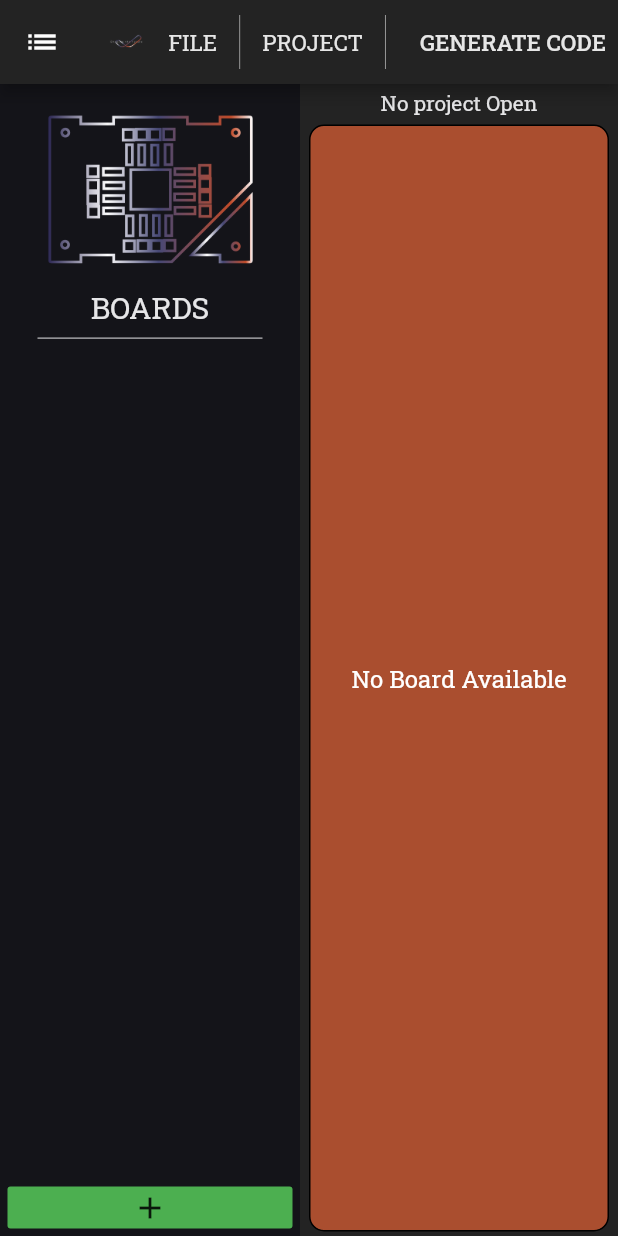
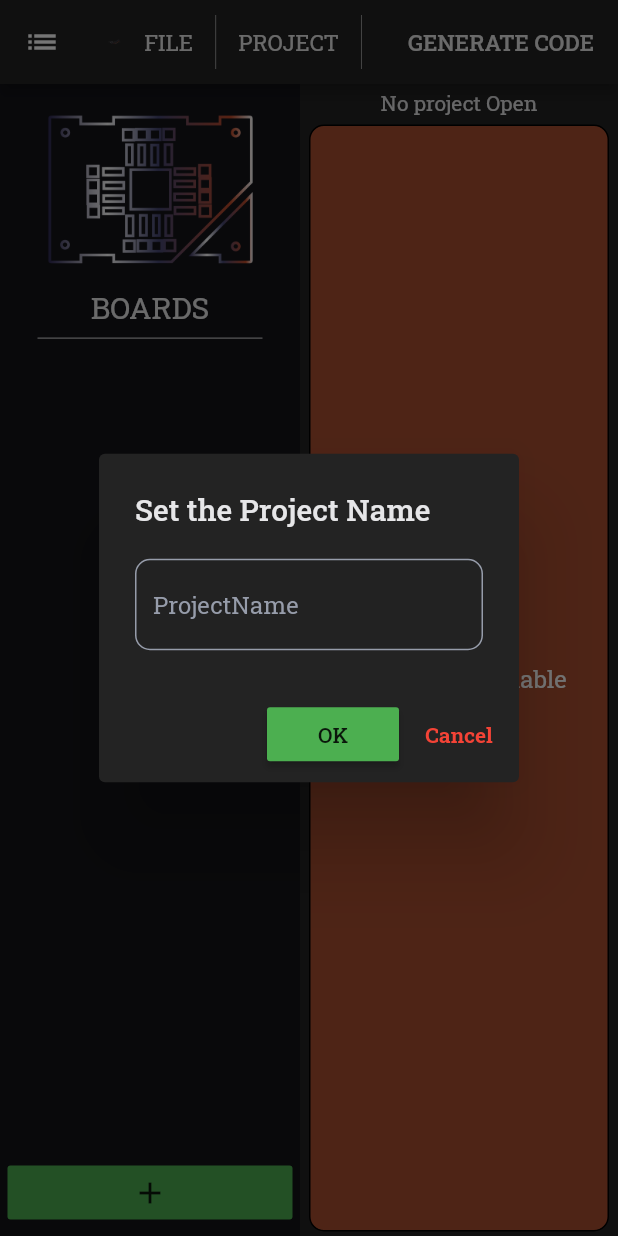
Before and after one commit to FredyTP/FlutterApps, a Flutter app: the screen it shows after launch, after a tap on "GENERATE CODE", on a phone screen of 412 x 824 dp. Run offline on Flutter 3.47's test engine with Material 2 defaults, Android fonts, the phone set to English and light mode, and no system bars; our stand-ins replace auto_size_text, charts_flutter, cloud_firestore, file_picker, firebase_auth, firebase_core and 13 more; missing offline and left inert: barcode_scan, dart:html, downloads_path_provider, flutter_downloader, mime_type; accounts and stored records are empty; statements that could not run were skipped.

Commit message:
minor changes

```diff
--- a/hyperloop_datastruct_generation/lib/Model/project_model.dart
+++ b/hyperloop_datastruct_generation/lib/Model/project_model.dart
@@ -5,7 +5,7 @@ import 'package:hyperloop_datastruct_generation/Model/Boards.dart';
 import 'package:hyperloop_datastruct_generation/Model/variable.dart';
 
 class ProjectModel {
-  File file;
+  String file;
   Boards boards;
   String moduleName;
   String globalClassName;
--- a/hyperloop_datastruct_generation/lib/board_selector.dart
+++ b/hyperloop_datastruct_generation/lib/board_selector.dart
@@ -250,9 +250,31 @@ class BoardSelectorState extends State<BoardSelector> {
             widget.fileManager.exportDataStructure(e);
           } else if (value == "code") {
             if (widget.fileManager.isOpen) {
-              saveGeneratedCode(widget.fileManager.project.file.parent.path, e);
+              saveGeneratedCode(widget.fileManager.project.file, e);
             } else {
-              widget.fileManager.saveProject().then((value) => value == 0 ? saveGeneratedCode(widget.fileManager.project.file.parent.path, e) : 0);
+              widget.fileManager.saveProject(context).then((value) => value == 0 ? saveGeneratedCode(widget.fileManager.project.file, e) : 0);
+            }
+          } else if (value == "delete") {
+            deleteBoardCallback(context, e);
+          }
+        });
+      },
+      onHorizontalDragUpdate: (DragUpdateDetails details) {
+        _showPopupMenu(context, details.globalPosition, e).then((value) {
+          if (value == "name") {
+            setState(() {
+              editTextBoard = e;
+              initialName = e.name;
+            });
+          } else if (value == "import") {
+            widget.fileManager.importDataStructure(e).then((value) => setState(() {}));
+          } else if (value == "export") {
+            widget.fileManager.exportDataStructure(e);
+          } else if (value == "code") {
+            if (widget.fileManager.isOpen) {
+              saveGeneratedCode(widget.fileManager.project.file, e);
+            } else {
+              widget.fileManager.saveProject(context).then((value) => value == 0 ? saveGeneratedCode(widget.fileManager.project.file, e) : 0);
             }
           } else if (value == "delete") {
             deleteBoardCallback(context, e);
--- a/hyperloop_datastruct_generation/lib/file_manager.dart
+++ b/hyperloop_datastruct_generation/lib/file_manager.dart
@@ -1,9 +1,12 @@
 import 'dart:io';
-
-import 'package:filepicker_windows/filepicker_windows.dart';
+import 'dart:convert';
+import 'dart:html' as html;
+import 'package:file_picker/file_picker.dart';
+import 'package:flutter/material.dart';
 import 'package:hyperloop_datastruct_generation/Model/BoardModel.dart';
 import 'package:hyperloop_datastruct_generation/Model/Boards.dart';
 import 'package:hyperloop_datastruct_generation/Model/project_model.dart';
+import 'package:hyperloop_datastruct_generation/color_data.dart';
 
 class FileManager {
   final void Function() onLoadData;
@@ -14,7 +17,7 @@ class FileManager {
 
 //Opens existing project and loads the data
   Future<int> openProject() async {
-    final result = _getOpenProjectFile();
+    final result = await _getOpenProjectFile();
     if (result == null) {
       return -1; //No file selected
     }
@@ -30,30 +33,26 @@ class FileManager {
     return await file.writeAsString(project.toJson());
   }
 
-  Future<int> _readProjectData(File file) async {
+  Future<int> _readProjectData(PlatformFile file) async {
     ProjectModel temp = ProjectModel.empty();
-    temp.loadFromJson(await file.readAsString());
+    temp.loadFromJson(String.fromCharCodes(file.bytes));
     if (temp.boards.boardlist == null) {
       return -1; //Bad File Format
     }
     project.loadFromJson(temp.toJson());
-    project.file = file;
+    project.file = file.name;
     return 0;
   }
 
-  File _getOpenProjectFile() {
-    var openFile = OpenFilePicker();
-    openFile.filterSpecification = {"HLProject": "*.hlpj"};
-    openFile.defaultExtension = "hlpj";
-    return openFile.getFile();
+  Future<PlatformFile> _getOpenProjectFile() async {
+    FilePickerResult result = await FilePicker.platform.pickFiles(type: FileType.custom, allowMultiple: false, allowedExtensions: ["hlpj"]);
+    return result.files[0];
   }
 
-  File _getSaveProjectFile() {
-    var saveFile = SaveFilePicker();
-    saveFile.filterSpecification = {"HLProject": "*.hlpj"};
-    saveFile.defaultExtension = "hlpj";
-    return saveFile.getFile();
-  }
+  //Future<File> _getSaveProjectFile() async {
+  //String result = await FilePicker.platform.getDirectoryPath();
+  //return File(result + "/defaul_name.hlpj");
+  // }
 
   void newProject() {
     project.boards = Boards(boardlist: [BoardModel(name: "MASTER")]);
@@ -62,26 +61,113 @@ class FileManager {
     project.globalClassName = "PodDataStructure";
   }
 
+  Future saveFileHTML(String filename, String data) async {
+    final text = data;
+
+// prepare
+    final bytes = utf8.encode(text);
+    final blob = html.Blob([bytes]);
+    final url = html.Url.createObjectUrlFromBlob(blob);
+    final anchor = html.document.createElement('a') as html.AnchorElement
+      ..href = url
+      ..style.display = 'none'
+      ..download = filename;
+    html.document.body.children.add(anchor);
+
+// download
+    anchor.click();
+
+// cleanup
+    html.document.body.children.remove(anchor);
+    html.Url.revokeObjectUrl(url);
+  }
+
 //Saves actual project into its file, if new project save file as
-  Future<int> saveProject() async {
+  Future<int> saveProject(BuildContext context) async {
     if (this.isOpen) {
-      await _saveProjectData(project.file);
+      await saveFileHTML(project.file, project.toJson());
       onLoadData?.call();
       return 0;
     } else {
-      return await saveProjectAs();
+      return await saveProjectAs(context);
     }
   }
 
 //Saves project as new project in new file
-  Future<int> saveProjectAs() async {
-    final file = _getSaveProjectFile();
-    if (file != null) {
-      project.file = await _saveProjectData(file);
-      onLoadData?.call();
-      return 0;
+  Future<int> saveProjectAs(BuildContext context) async {
+    final projectname = await nameDialog(context);
+    if (projectname == null) {
+      return -1;
     }
-    return -1;
+    project.file = projectname + ".hlpj";
+    saveProject(context);
+    //final file = _getSaveProjectFile();
+    //if (file != null) {
+    //project.file = await _saveProjectData(await file);
+    onLoadData?.call();
+    return 0;
+    //}
+  }
+
+  Future<String> nameDialog(BuildContext context) async {
+    String projectname;
+    final what = await showDialog<bool>(
+      context: context,
+      builder: (context) {
+        return StatefulBuilder(
+          builder: (context, setState) {
+            return AlertDialog(
+              backgroundColor: ColorData.bgColor,
+              title: Text(
+                "Set the Project Name",
+                style: TextStyle(color: ColorData.nameFontColor),
+              ),
+              content: TextFormField(
+                style: TextStyle(color: ColorData.nameFontColor),
+                decoration: InputDecoration(
+                    filled: true,
+                    //fillColor: color,
+                    enabledBorder: OutlineInputBorder(
+                      borderSide: BorderSide(color: Color.fromRGBO(150, 156, 170, 1), width: 1),
+                      borderRadius: BorderRadius.all(
+                        Radius.circular(10.0),
+                      ),
+                    ),
+                    focusedBorder: OutlineInputBorder(
+                      borderSide: BorderSide(color: ColorData.nameFontColor, width: 1),
+                      borderRadius: BorderRadius.all(
+                        Radius.circular(10.0),
+                      ),
+                    ),
+                    hintText: "ProjectName",
+                    hintStyle: TextStyle(color: Color.fromRGBO(150, 156, 170, 1)),
+                    labelStyle: TextStyle(color: ColorData.nameFontColor)),
+                cursorColor: ColorData.nameFontColor,
+                onChanged: (value) => setState(() => projectname = value),
+              ),
+              actions: <Widget>[
+                RaisedButton(
+                  onPressed: () => Navigator.of(context).pop(true),
+                  child: Text("OK"),
+                  color: Colors.green,
+                ),
+                TextButton(
+                  onPressed: () => Navigator.of(context).pop(false),
+                  child: Text(
+                    "Cancel",
+                    style: TextStyle(color: Colors.red, fontWeight: FontWeight.bold),
+                  ),
+                ),
+              ],
+            );
+          },
+        );
+      },
+    );
+    if (what == true) {
+      return projectname;
+    }
+    return null;
   }
 
   void loadProjectData() {}
@@ -99,7 +185,7 @@ class FileManager {
   }*/
 
   Future<void> saveFile(Boards boards) async {
-    var saveFile = SaveFilePicker();
+    var saveFile = null; //SaveFilePicker();
     saveFile.filterSpecification = {"HLBoards": "*.hlb"};
     saveFile.defaultExtension = "hl";
     var result = saveFile.getFile();
@@ -107,19 +193,13 @@ class FileManager {
   }
 
   Future<void> exportDataStructure(BoardModel selectedBoard) async {
-    var saveFile = SaveFilePicker();
-    saveFile.filterSpecification = {"HLDataStructure": "*.hlds"};
-    saveFile.defaultExtension = "hlds";
-    var result = saveFile.getFile();
-    if (result != null) await result.writeAsString(selectedBoard.data.toJson());
+    String saveFile = selectedBoard.name + ".hlds"; //SaveFilePicker();
+    saveFileHTML(saveFile, selectedBoard.data.toJson());
   }
 
   Future<void> importDataStructure(BoardModel selectedBoard) async {
-    var openFile = OpenFilePicker();
-    openFile.filterSpecification = {"HLDataStructure": "*.hlds"};
-    openFile.defaultExtension = "hlds";
-    var result = openFile.getFile();
-    if (result != null) selectedBoard.data.loadJson(await result.readAsString());
+    final result = await FilePicker.platform.pickFiles(allowMultiple: false, allowedExtensions: ["hlds"], type: FileType.custom);
+    if (result != null) selectedBoard.data.loadJson(String.fromCharCodes(result.files[0].bytes));
     onLoadData?.call();
   }
 }
--- a/hyperloop_datastruct_generation/lib/home_page.dart
+++ b/hyperloop_datastruct_generation/lib/home_page.dart
@@ -116,7 +116,7 @@ class _HomePageState extends State<HomePage> {
                       color: ColorData.bgColor,
                       child: Center(
                         child: Text(
-                          fileManager.isOpen ? "Current Project: ${project.file.path}" : "No project Open",
+                          fileManager.isOpen ? "Current Project: ${project.file}" : "No project Open",
                           style: TextStyle(color: ColorData.nameFontColor),
                         ),
                       ),
@@ -190,7 +190,7 @@ class _HomePageState extends State<HomePage> {
               if (value == null) {
                 return;
               } else if (value == true) {
-                saveProject().then((value) => fileManager.isOpen ? newProject() : 0);
+                saveProject(context).then((value) => fileManager.isOpen ? newProject() : 0);
               } else {
                 newProject();
               }
@@ -198,9 +198,9 @@ class _HomePageState extends State<HomePage> {
           } else if (value == "Open Project") {
             openProject();
           } else if (value == "Save Project") {
-            saveProject();
+            saveProject(context);
           } else if (value == "Save Project As") {
-            saveProjectAs();
+            saveProjectAs(context);
           }
         },
         child: Center(child: Text("FILE", style: textStyle)),
@@ -281,7 +281,7 @@ class _HomePageState extends State<HomePage> {
         },
       ),
       divider,
-      FlatButton(onPressed: saveCode, child: Text("GENERATE CODE", style: textStyle)),
+      FlatButton(onPressed: () => saveCode(context), child: Text("GENERATE CODE", style: textStyle)),
     ];
   }
 
@@ -456,36 +456,36 @@ class _HomePageState extends State<HomePage> {
     );
   }
 
-  Future saveCode() async {
+  Future saveCode(BuildContext context) async {
     if (fileManager.isOpen) {
-      return await saveGeneratedCode(project.file.parent.path);
+      return await saveGeneratedCode(project.file);
     } else {
-      return await saveProject().then((value) => value == 0 ? saveGeneratedCode(project.file.parent.path) : 0);
+      return await saveProject(context).then((value) => value == 0 ? saveGeneratedCode(project.file) : 0);
     }
   }
 
   Future saveGeneratedCode(String folder) async {
     for (final board in project.boards.boardlist) {
-      File file = File("$folder\\parse${board.name}.service.ts");
+      String file = "parse${board.name}.service.ts";
       final codeGen = TSCodeGenerator(moduleName: project.moduleName, globalClassName: project.globalClassName);
-      await file.writeAsString(codeGen.generateCode(board));
-      File filec = File("$folder\\${board.name}_${board.data.headnode.name}_generated.h");
-      await filec.writeAsString(generateCCode(board.data.headnode));
+      await fileManager.saveFileHTML(file, codeGen.generateCode(board));
+      String filec = "${board.name}_${board.data.headnode.name}_generated.h";
+      await fileManager.saveFileHTML(filec, generateCCode(board.data.headnode));
     }
 
-    File filetsd = File("$folder\\${project.moduleName}.d.ts");
+    String filetsd = "${project.moduleName}.d.ts";
     final codeGen = TSCodeGenerator(moduleName: project.moduleName, globalClassName: project.globalClassName);
-    await filetsd.writeAsString(codeGen.generateTSCodeStruct(project.boards));
+    await fileManager.saveFileHTML(filetsd, codeGen.generateTSCodeStruct(project.boards));
   }
 
-  Future<int> saveProject() async {
-    final result = await fileManager.saveProject();
+  Future<int> saveProject(BuildContext context) async {
+    final result = await fileManager.saveProject(context);
     setState(() {});
     return result;
   }
 
-  void saveProjectAs() async {
-    await fileManager.saveProjectAs();
+  void saveProjectAs(BuildContext context) async {
+    await fileManager.saveProjectAs(context);
     setState(() {});
   }
 
--- a/hyperloop_datastruct_generation/lib/main.dart
+++ b/hyperloop_datastruct_generation/lib/main.dart
@@ -11,12 +11,12 @@ import 'package:flutter/services.dart';
 import 'package:google_fonts/google_fonts.dart';
 import 'package:hyperloop_datastruct_generation/home_page.dart';
 
-import 'package:win32/win32.dart';
+//import 'package:win32/win32.dart';
 
 void main() {
-  int window = GetForegroundWindow();
-  SetWindowText(window, TEXT("HYPERLOOP-UPV DATA STRUCT GENERATOR - by Alfredo Torres"));
-
+  //int window = GetForegroundWindow();
+  //SetWindowText(window, TEXT("HYPERLOOP-UPV DATA STRUCT GENERATOR - by Alfredo Torres"));
+//
   runApp(MyApp());
 }
 
@@ -38,7 +38,7 @@ class MyApp extends StatelessWidget {
         // Notice that the counter didn't reset back to zero; the application
         // is not restarted.
         primaryColorDark: Color.fromRGBO(55, 55, 55, 1.0),
-        platform: TargetPlatform.windows,
+        //platform: TargetPlatform.windows,
         fontFamily: GoogleFonts.robotoSlab().fontFamily,
         appBarTheme: AppBarTheme(color: Color.fromRGBO(35, 35, 35, 1.0), centerTitle: false, systemOverlayStyle: SystemUiOverlayStyle.dark),
       ),
--- a/hyperloop_datastruct_generation/pubspec.yaml
+++ b/hyperloop_datastruct_generation/pubspec.yaml
@@ -28,8 +28,7 @@ dependencies:
   # The following adds the Cupertino Icons font to your application.
   # Use with the CupertinoIcons class for iOS style icons.
   cupertino_icons: ^1.0.1
-  filepicker_windows: ^1.0.0
-  win32: ^1.7.4
+  file_picker: ^3.0.0
   google_fonts: ^1.1.1
   reorderables: ^0.3.2
 
```
Also changed, not shown: 4 other files.
